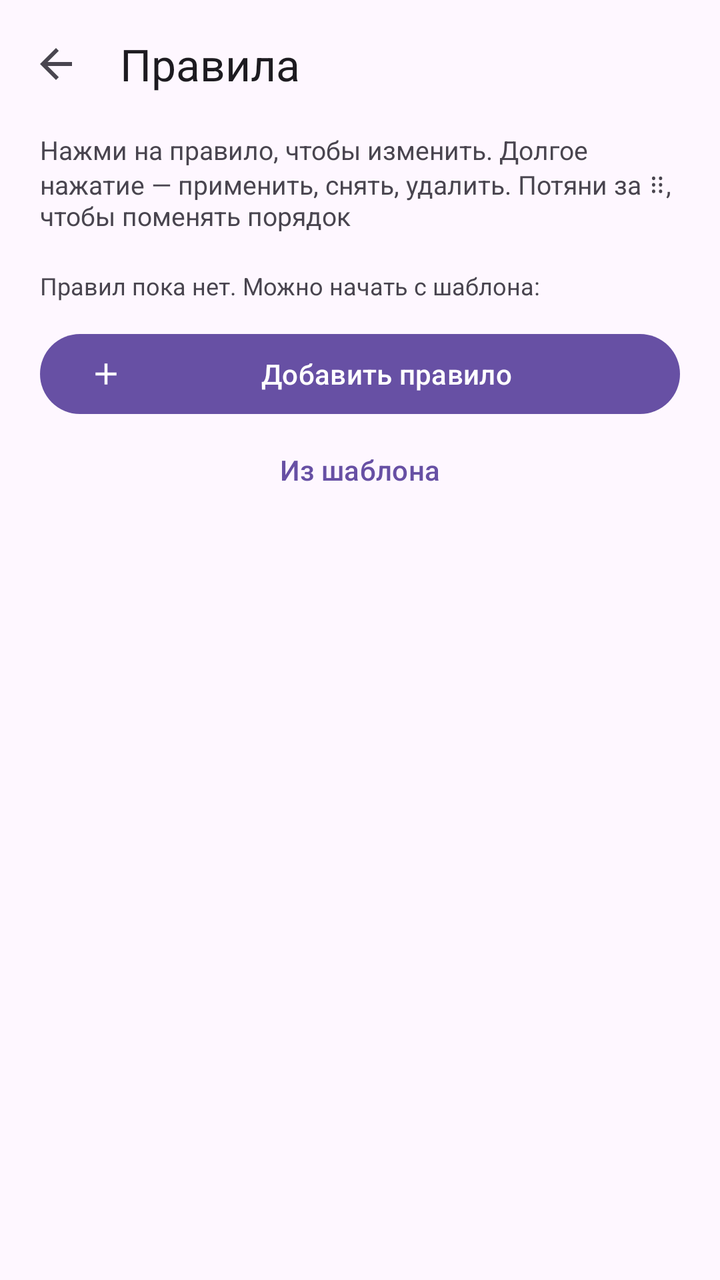
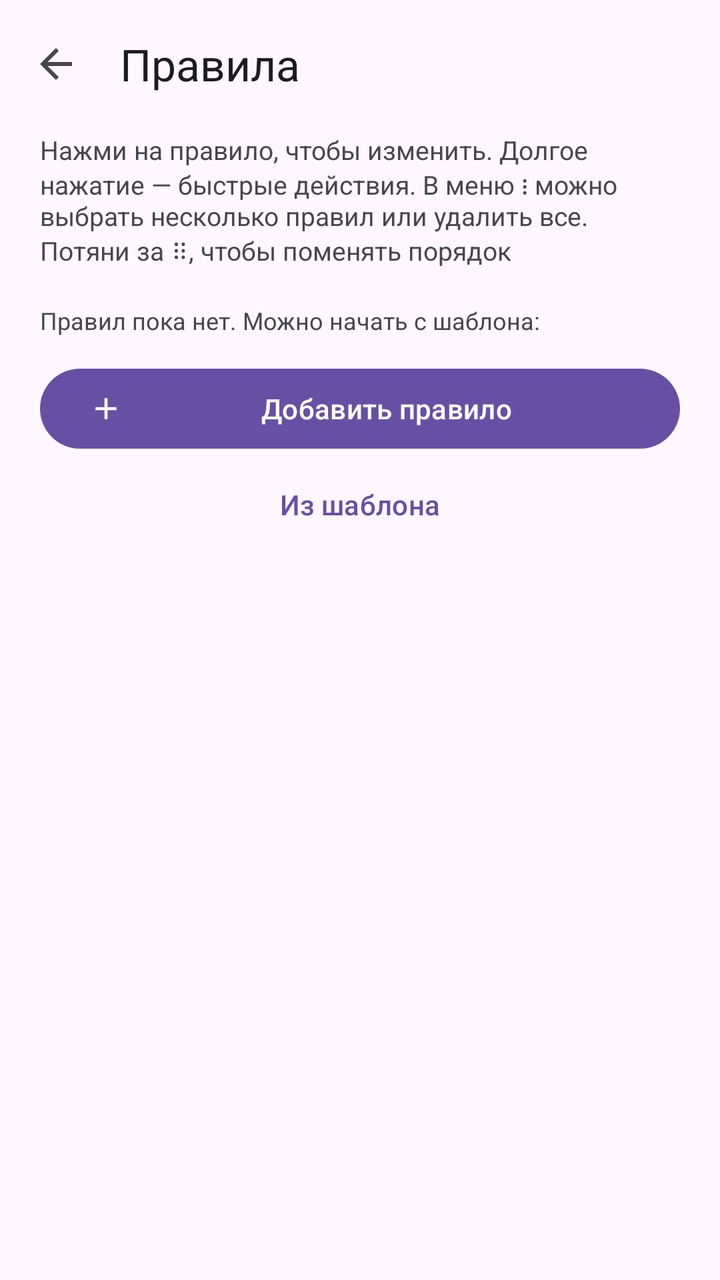

Screens rendered from an Android XML layout before and after an edit, with the pre-edit source and the edit as a unified diff.
<!-- AndroidManifest.xml: application theme Theme.NetModeSwitch -->
<!-- res/layout/activity_app_rules.xml -->
<?xml version="1.0" encoding="utf-8"?>
<LinearLayout xmlns:android="http://schemas.android.com/apk/res/android"
    xmlns:app="http://schemas.android.com/apk/res-auto"
    android:layout_width="match_parent"
    android:layout_height="match_parent"
    android:fitsSystemWindows="true"
    android:orientation="vertical">

    <com.google.android.material.appbar.MaterialToolbar
        android:id="@+id/toolbar"
        android:layout_width="match_parent"
        android:layout_height="wrap_content"
        app:navigationIcon="?attr/homeAsUpIndicator"
        app:title="@string/section_apps" />

    <ScrollView
        android:layout_width="match_parent"
        android:layout_height="match_parent"
        android:clipToPadding="false">

        <LinearLayout
            android:layout_width="match_parent"
            android:layout_height="wrap_content"
            android:orientation="vertical"
            android:paddingStart="20dp"
            android:paddingEnd="20dp"
            android:paddingBottom="24dp">

            <TextView
                style="@style/NMS.Hint"
                android:text="@string/apps_intro"
                android:textSize="13sp" />

            <com.google.android.material.button.MaterialButton
                android:id="@+id/held"
                style="@style/Widget.Material3.Button.TonalButton"
                android:layout_width="match_parent"
                android:layout_height="wrap_content"
                android:layout_marginTop="8dp"
                android:visibility="gone" />

            <LinearLayout
                android:id="@+id/appList"
                android:layout_width="match_parent"
                android:layout_height="wrap_content"
                android:layout_marginTop="8dp"
                android:orientation="vertical" />

            
            <LinearLayout
                android:id="@+id/appEmpty"
                android:layout_width="match_parent"
                android:layout_height="wrap_content"
                android:layout_marginTop="8dp"
                android:orientation="vertical">

                <TextView
                    style="@style/NMS.Hint"
                    android:text="@string/no_rules" />

                <LinearLayout
                    android:id="@+id/templates"
                    android:layout_width="match_parent"
                    android:layout_height="wrap_content"
                    android:layout_marginTop="4dp"
                    android:orientation="vertical" />
            </LinearLayout>

            <com.google.android.material.button.MaterialButton
                android:id="@+id/addApps"
                android:layout_width="match_parent"
                android:layout_height="wrap_content"
                android:layout_marginTop="8dp"
                android:text="@string/add_app_rule"
                app:icon="@drawable/ic_add" />

            <com.google.android.material.button.MaterialButton
                android:id="@+id/fromTemplate"
                style="@style/Widget.Material3.Button.TextButton"
                android:layout_width="match_parent"
                android:layout_height="wrap_content"
                android:text="@string/from_template" />
        </LinearLayout>
    </ScrollView>
</LinearLayout>
<!-- resources referenced by this layout -->
<resources>
  <!-- drawable ic_add (drawable) -->
  <vector xmlns:android="http://schemas.android.com/apk/res/android"
      android:width="24dp"
      android:height="24dp"
      android:tint="?attr/colorControlNormal"
      android:viewportWidth="24"
      android:viewportHeight="24">
      <path android:fillColor="@android:color/white" android:pathData="M19,13h-6v6h-2v-6H5v-2h6V5h2v6h6v2z" />
  </vector>
  <string name="add_app_rule">Добавить правило</string>
  <string name="apps_intro">Нажми на правило, чтобы изменить. Долгое нажатие — применить, снять, удалить. Потяни за ⠿, чтобы поменять порядок</string>
  <string name="from_template">Из шаблона</string>
  <string name="no_rules">Правил пока нет. Можно начать с шаблона:</string>
  <string name="section_apps">Правила</string>
  <style name="NMS.Hint">
          <item name="android:layout_width">match_parent</item>
          <item name="android:layout_height">wrap_content</item>
          <item name="android:textSize">12sp</item>
          <item name="android:textColor">?attr/colorOnSurfaceVariant</item>
          <item name="android:layout_marginTop">2dp</item>
      </style>
  <style name="Theme.NetModeSwitch" parent="Theme.Material3.DayNight.NoActionBar">
          <item name="android:statusBarColor">?attr/colorSurface</item>
          <item name="android:navigationBarColor">?attr/colorSurface</item>
          
          <item name="android:windowLightStatusBar">true</item>
          <item name="android:windowLightNavigationBar">true</item>
      </style>
</resources>

<!-- the commit's change to res/layout/activity_app_rules.xml (unified diff, before → after) -->
@@ -14,8 +14,10 @@
         app:title="@string/section_apps" />
 
     <ScrollView
+        android:id="@+id/scroll"
         android:layout_width="match_parent"
-        android:layout_height="match_parent"
+        android:layout_height="0dp"
+        android:layout_weight="1"
         android:clipToPadding="false">
 
         <LinearLayout
@@ -27,6 +29,7 @@
             android:paddingBottom="24dp">
 
             <TextView
+                android:id="@+id/intro"
                 style="@style/NMS.Hint"
                 android:text="@string/apps_intro"
                 android:textSize="13sp" />
@@ -82,4 +85,35 @@
                 android:text="@string/from_template" />
         </LinearLayout>
     </ScrollView>
+
+    <LinearLayout
+        android:id="@+id/selectBar"
+        android:layout_width="match_parent"
+        android:layout_height="wrap_content"
+        android:background="?attr/colorSurfaceContainer"
+        android:gravity="center_vertical"
+        android:orientation="horizontal"
+        android:paddingStart="12dp"
+        android:paddingEnd="20dp"
+        android:paddingTop="8dp"
+        android:paddingBottom="8dp"
+        android:visibility="gone">
+
+        <com.google.android.material.checkbox.MaterialCheckBox
+            android:id="@+id/selectAll"
+            android:layout_width="wrap_content"
+            android:layout_height="wrap_content"
+            android:minHeight="48dp"
+            android:contentDescription="@string/rules_select_all"
+            android:text="@string/filter_all" />
+
+        <com.google.android.material.button.MaterialButton
+            android:id="@+id/deleteSelected"
+            android:layout_width="0dp"
+            android:layout_height="wrap_content"
+            android:layout_weight="1"
+            android:layout_marginStart="12dp"
+            android:minHeight="48dp"
+            android:text="@string/rules_delete_selected" />
+    </LinearLayout>
 </LinearLayout>
<!-- resource entries referenced after the edit -->
@@ -10,9 +10,12 @@
       <path android:fillColor="@android:color/white" android:pathData="M19,13h-6v6h-2v-6H5v-2h6V5h2v6h6v2z" />
   </vector>
   <string name="add_app_rule">Добавить правило</string>
-  <string name="apps_intro">Нажми на правило, чтобы изменить. Долгое нажатие — применить, снять, удалить. Потяни за ⠿, чтобы поменять порядок</string>
+  <string name="apps_intro">Нажми на правило, чтобы изменить. Долгое нажатие — быстрые действия. В меню ⋮ можно выбрать несколько правил или удалить все. Потяни за ⠿, чтобы поменять порядок</string>
+  <string name="filter_all">Все</string>
   <string name="from_template">Из шаблона</string>
   <string name="no_rules">Правил пока нет. Можно начать с шаблона:</string>
+  <string name="rules_delete_selected">Удалить выбранные</string>
+  <string name="rules_select_all">Выбрать все правила</string>
   <string name="section_apps">Правила</string>
   <style name="NMS.Hint">
           <item name="android:layout_width">match_parent</item>
